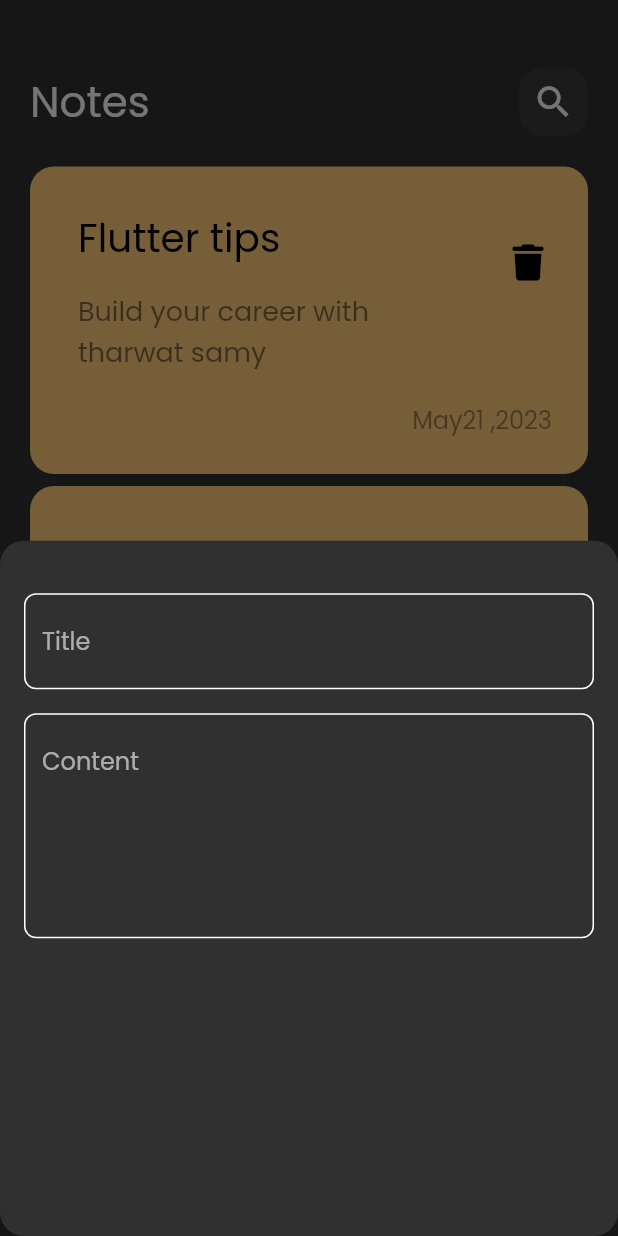
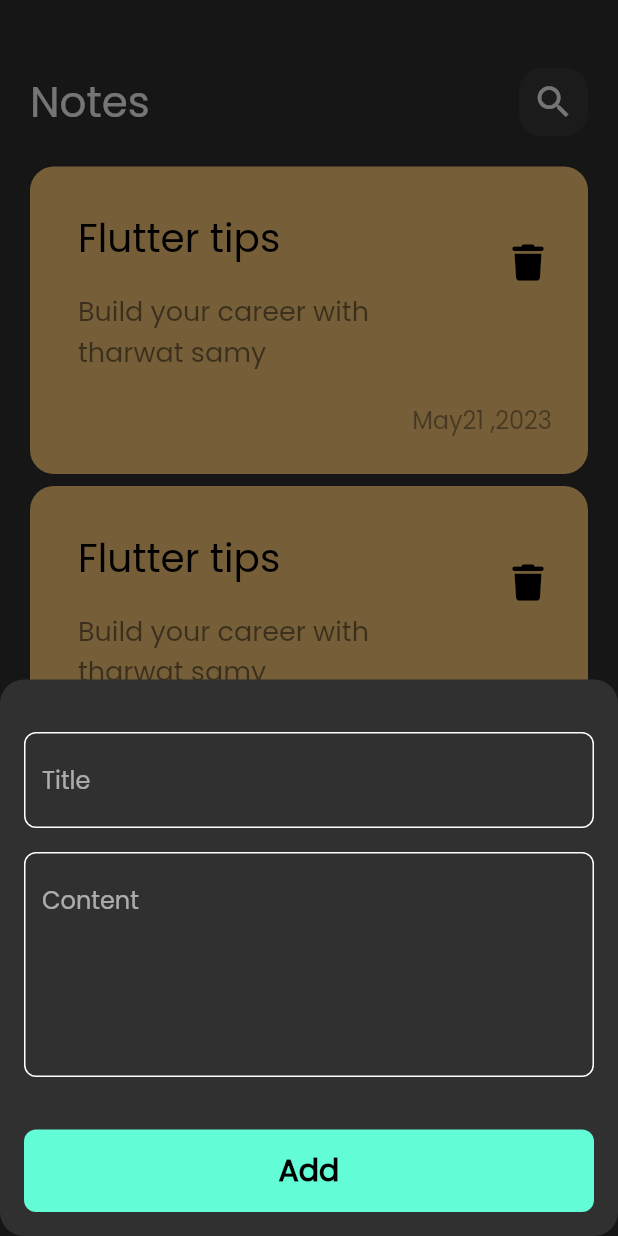
Before and after one commit to ALHassanMusleh/notes_app, a Flutter app: the screen it shows after launch, after a tap on the "add" icon, on a phone screen of 412 x 824 dp. Run offline on Flutter 3.47's test engine with Material 2 defaults, Android fonts, the phone set to English and light mode, and no system bars; our stand-ins replace font_awesome_flutter.

Commit message:
create edit note view

```diff
--- a/lib/views/widgets/add_note_bottom_sheet.dart
+++ b/lib/views/widgets/add_note_bottom_sheet.dart
@@ -1,5 +1,6 @@
 import 'package:flutter/material.dart';
 import 'package:notes_hive_app/constant.dart';
+import 'package:notes_hive_app/views/widgets/custom_button.dart';
 import 'package:notes_hive_app/views/widgets/custom_text_field.dart';
 
 class AddNoteBottomSheet extends StatelessWidget {
@@ -9,6 +10,7 @@
   Widget build(BuildContext context) {
     return Padding(
       padding: const EdgeInsets.symmetric(horizontal: 16.0),
+      child: SingleChildScrollView(
         child: Column(
           children: const [
             SizedBox(
@@ -24,7 +26,15 @@
               hintText: 'Content',
               maxLines: 5,
             ),
+            SizedBox(
+              height: 35,
+            ),
+            CustomButton(),
+            SizedBox(
+              height: 16,
+            ),
           ],
+        ),
       ),
     );
   }
--- a/lib/views/widgets/custom_note_item.dart
+++ b/lib/views/widgets/custom_note_item.dart
@@ -1,12 +1,19 @@
 import 'package:flutter/material.dart';
 import 'package:font_awesome_flutter/font_awesome_flutter.dart';
+import 'package:notes_hive_app/views/edit_note_view.dart';
 
 class CustomNoteItem extends StatelessWidget {
   const CustomNoteItem({Key? key}) : super(key: key);
 
   @override
   Widget build(BuildContext context) {
-    return Container(
+    return GestureDetector(
+      onTap: () {
+        Navigator.push(context, MaterialPageRoute(builder: (context) {
+          return const EditNoteView();
+        }));
+      },
+      child: Container(
         padding: EdgeInsets.only(top: 24, bottom: 24, left: 16),
         decoration: BoxDecoration(
           borderRadius: BorderRadius.circular(16),
@@ -16,7 +23,7 @@
           crossAxisAlignment: CrossAxisAlignment.end,
           children: [
             ListTile(
-            title: Text(
+              title: const Text(
                 'Flutter tips',
                 style: TextStyle(
                   color: Colors.black,
@@ -54,6 +61,7 @@
             ),
           ],
         ),
+      ),
     );
   }
 }
```
Also changed, not shown: lib/views/edit_note_view.dart (added, +13 -0 lines), lib/views/widgets/edit_note_view_body.dart (added, +10 -0 lines). Lines whose indentation alone changed are shown as unchanged.
